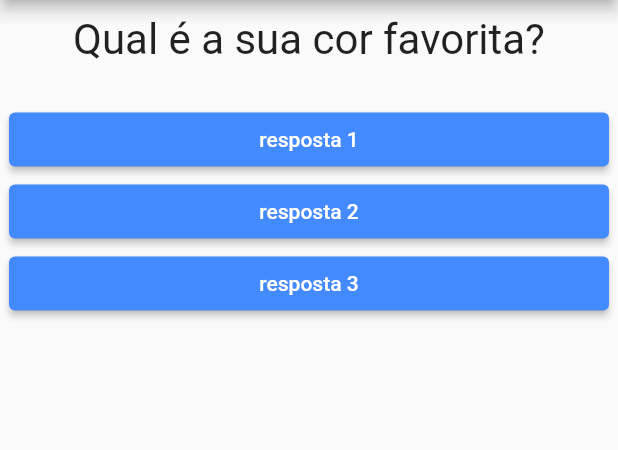
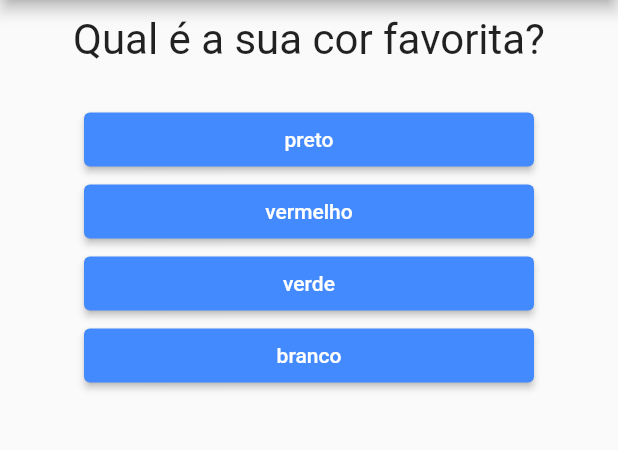
Before and after one commit to LuaDlc/projeto_perguntas, a Flutter app: the screen it shows after launch, on a phone screen of 412 x 824 dp, the part 84-534 px from its top. Run offline on Flutter 3.47's test engine with Material 2 defaults, Android fonts, the phone set to English and light mode, and no system bars.

Commit message:
lista de perguntas e novo widget resultado

```diff
--- a/lib/main.dart
+++ b/lib/main.dart
@@ -1,6 +1,7 @@
 import 'package:flutter/material.dart';
 import 'package:projeto_perguntas/questao.dart';
 import 'package:projeto_perguntas/respostas.dart';
+import 'package:projeto_perguntas/resultado.dart';
 
 void main() => runApp(const PerguntaApp());
 
@@ -14,18 +15,42 @@ class PerguntaApp extends StatefulWidget {
 
 class _PerguntaAppState extends State<PerguntaApp> {
   var _perguntaSelecionada = 0;
+  final List<Map> _perguntas = [
+    {
+      'texto': 'Qual é a sua cor favorita?',
+      'respostas': ['preto', 'vermelho', 'verde', 'branco'],
+    },
+    {
+      'texto': 'Qual é  seu animal favorito?',
+      'respostas': ['coelho', 'cobra', 'elefante', 'leao'],
+    },
+    {
+      'texto': 'Qual é o seu instrutor favorito?',
+      'respostas': ['Maria', 'Joao', 'leo', 'Pedro'],
+    },
+  ];
+
   void _responder() {
+    if (temPerguntaSelecionada) {
+      //condicional pra fz a mudanca de estado enquanto houver pergunta
       setState(() {
         _perguntaSelecionada++;
       });
     }
+  }
+
+  //funcao get que retorna a perguntaSelecionada sendo menor que o tamanho da lista perguntas
+  bool get temPerguntaSelecionada {
+    return _perguntaSelecionada < _perguntas.length;
+  }
 
   @override
   Widget build(BuildContext context) {
-    final perguntas = [
-      'Qual é a sua cor favorita?',
-      'Qual é  seu animal favorito?',
-    ];
+    List<String?> respostas =
+        temPerguntaSelecionada // se a pergunta estiver sido selecionada reporta outra pergunta
+            ? _perguntas[_perguntaSelecionada]['respostas']
+            : [];
+
     //criando uma isntancia
     return MaterialApp(
         //recebe parametros noemados
@@ -36,16 +61,18 @@ class _PerguntaAppState extends State<PerguntaApp> {
                   'perguntas'),
             ),
             //outro componente dentro do scaffold
-      body: Column(
+            body: temPerguntaSelecionada
+                ? Column(
                     children: [
-          Questao(perguntas[_perguntaSelecionada]),
+                      Questao(_perguntas[_perguntaSelecionada]['texto']),
                       const SizedBox(height: 8.0),
                       const SizedBox(height: 8.0),
-          Respostas('resposta 1', _responder),
-          Respostas('resposta 2', _responder),
-          Respostas('resposta 3', _responder),
+                      ...respostas
+                          .map((t) => Respostas(t, _responder))
+                          .toList(), // essa é a lista com as repostas, os ... adiciona essa lista dentro de outra lista perguntas
                     ],
-      ),
+                  )
+                : const Resultado() //será uma pagina talvez com o numero de acertos
             ));
   }
 }
--- a/lib/respostas.dart
+++ b/lib/respostas.dart
@@ -18,7 +18,7 @@ class Respostas extends StatelessWidget {
   Widget build(BuildContext context) {
     return SizedBox(
       width: (10 *
-          40), //double.infinity tem o mesmo tamanho, (10 * 40) tb é outra opcao
+          30), //double.infinity tem o mesmo tamanho, (10 * 40) tb é outra opcao
       child: ElevatedButton(
         onPressed: quandoSelecionado,
         style: ButtonStyle(
--- /dev/null
+++ b/lib/resultado.dart
@@ -0,0 +1,12 @@
+import 'package:flutter/material.dart';
+
+class Resultado extends StatelessWidget {
+  const Resultado({Key? key}) : super(key: key);
+
+  @override
+  Widget build(BuildContext context) {
+    return const Center(
+        child: Text('Parabéns, nao fez a menor diferença!',
+            style: TextStyle(fontSize: 18)));
+  }
+}
```
Lines whose indentation alone changed are shown as unchanged.
